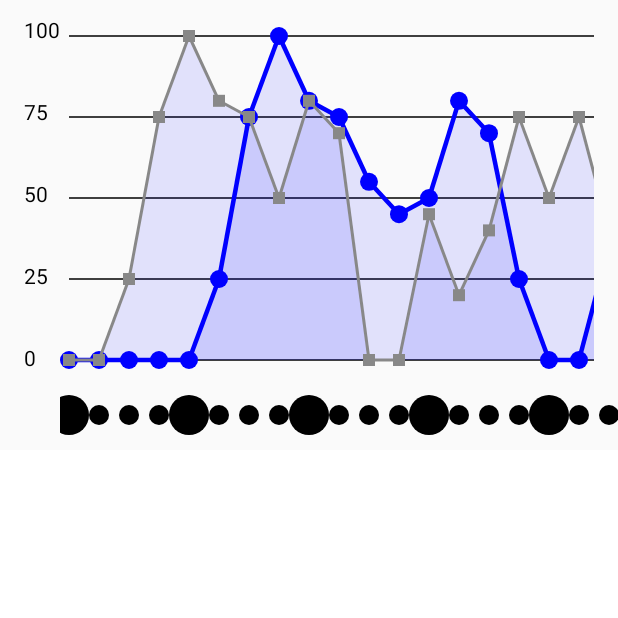
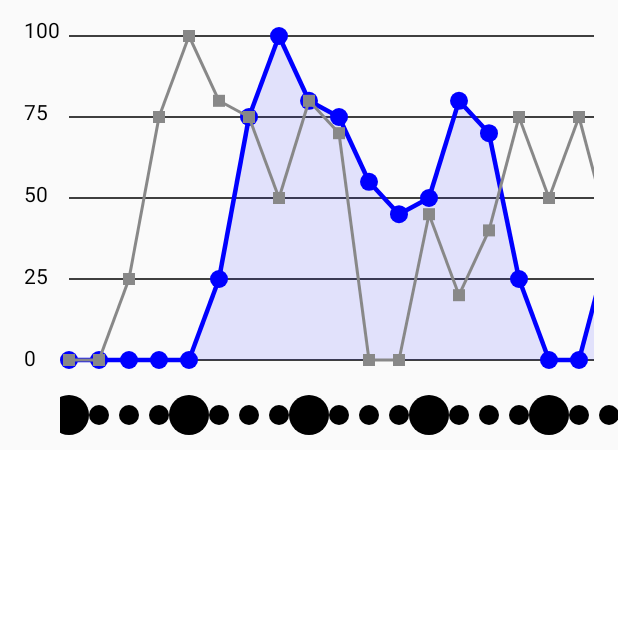
Before and after one commit to Madrapps/plot, an Android app built with Jetpack Compose: the screen it shows after launch (MainActivity), on a phone screen of 412 x 824 dp, the top half of it. Run offline under Robolectric (Android 15) with nearby library versions, the phone set to English and light mode, and no system bars.

Commit message:
Added areaUnderLine

```diff
--- a/app/src/main/java/com/madrapps/plot/Components.kt
+++ b/app/src/main/java/com/madrapps/plot/Components.kt
@@ -20,6 +20,7 @@ data class Line(
     val connection: Connection?,
     val intersection: Intersection?,
     val highlight: Intersection? = null,
+    val areaUnderLine: AreaUnderLine? = null
 )
 
 data class Connection(
@@ -66,3 +67,12 @@ data class Intersection(
         )
     }
 )
+
+data class AreaUnderLine(
+    val color: Color = Color.LightGray,
+    /*@FloatRange(from = 0.0, to = 1.0)*/
+    val alpha: Float = 1.0f,
+    val style: DrawStyle = Fill,
+    val colorFilter: ColorFilter? = null,
+    val blendMode: BlendMode = DrawScope.DefaultBlendMode
+)
--- a/app/src/main/java/com/madrapps/plot/MainActivity.kt
+++ b/app/src/main/java/com/madrapps/plot/MainActivity.kt
@@ -111,7 +111,8 @@ class MainActivity : ComponentActivity() {
                                 dataPoints1,
                                 Connection(Color.Blue, 3.dp),
                                 Intersection(Color.Blue, 6.dp),
-                                Intersection(Color.Red, 4.dp)
+                                Intersection(Color.Red, 4.dp),
+                                AreaUnderLine(Color.Blue, 0.1f)
                             ),
                             Line(
                                 dataPoints2,
@@ -232,8 +233,10 @@ fun LineGraph(lines: List<Line>) {
                         val intersection = line.intersection
                         val connection = line.connection
                         val highlight = line.highlight
+                        val areaUnderLine = line.areaUnderLine
 
                         // Draw area under curve
+                        if (areaUnderLine != null) {
                             val points = line.dataPoints.map { (x, y) ->
                                 val x1 = (x * xOffset * xScale) + xStart - offset.value
                                 val y1 = availableHeight - (y * yOffset * globalYScale)
@@ -250,7 +253,8 @@ fun LineGraph(lines: List<Line>) {
                             val last = points.last()
                             val first = points.first()
                             p.lineTo(last.x, first.y)
-                        drawPath(p, Color.Blue, 0.1f)
+                            drawPath(p, areaUnderLine.color, areaUnderLine.alpha)
+                        }
 
                         // Draw Lines and Points
                         var curOffset: Offset? = null
@@ -378,7 +382,8 @@ fun DefaultPreview() {
                     dataPoints1,
                     Connection(Color.Blue, 3.dp),
                     Intersection(Color.Blue, 6.dp),
-                    Intersection(Color.Red, 4.dp)
+                    Intersection(Color.Red, 4.dp),
+                    AreaUnderLine(Color.Blue, 0.1f)
                 ),
                 Line(
                     dataPoints2,
```
Lines whose indentation alone changed are shown as unchanged.
